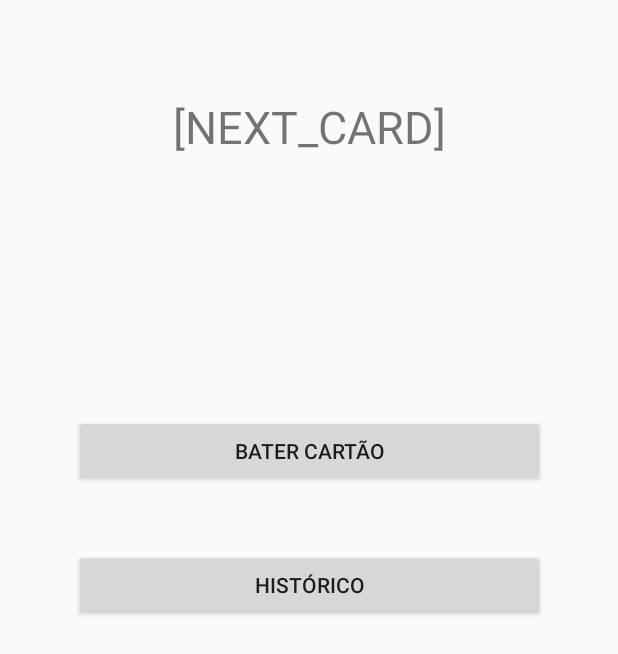
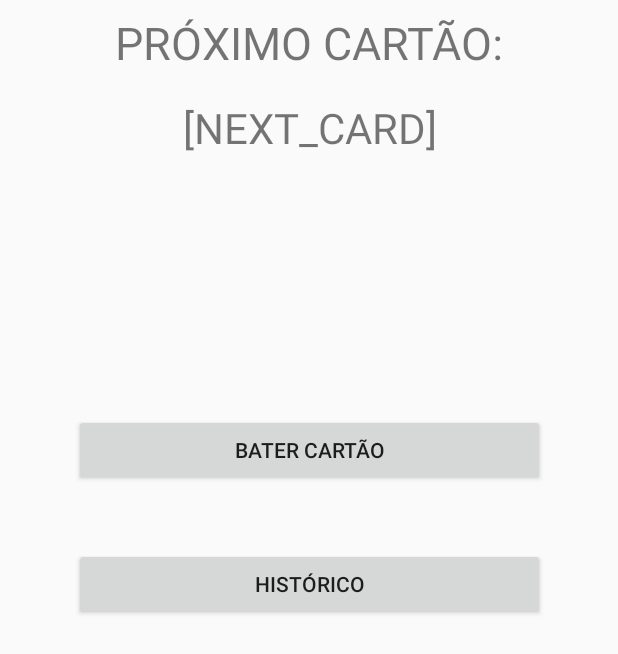
Before and after one commit to PedroRTeles/CheckIn-QaRd, an Android app: the screen it shows after launch (MainActivity), on a phone screen of 412 x 824 dp. Shown: the top 654 px of the screen. Run offline under Robolectric (Android 15) with nearby library versions, the phone set to English and light mode, and no system bars; our stand-ins replace Volley; libraries missing offline, so code that uses them is left out: com.google.zxing.integration; network calls fail.

Commit message:
Show next card type in MainActivity

```diff
--- a/app/src/main/java/br/com/stampstudio/checkinqard/MainActivity.java
+++ b/app/src/main/java/br/com/stampstudio/checkinqard/MainActivity.java
@@ -6,6 +6,7 @@ import android.support.v7.app.AppCompatActivity;
 import android.os.Bundle;
 import android.view.View;
 import android.widget.Button;
+import android.widget.TextView;
 import android.widget.Toast;
 import java.util.HashMap;
 import java.util.Map;
@@ -21,6 +22,7 @@ import com.google.zxing.integration.android.IntentResult;
 
 public class MainActivity extends AppCompatActivity {
     private Button btnCheckin;
+    private TextView txtNextCard;
 
     @Override
     protected void onCreate(Bundle savedInstanceState) {
@@ -28,6 +30,7 @@ public class MainActivity extends AppCompatActivity {
         setContentView(R.layout.activity_main);
 
         btnCheckin = findViewById(R.id.btnCheckin);
+        txtNextCard = findViewById(R.id.txtNextCard);
 
         btnCheckin.setOnClickListener(new View.OnClickListener() {
             @Override
@@ -41,6 +44,40 @@ public class MainActivity extends AppCompatActivity {
                 integrator.initiateScan();
             }
         });
+
+        String nextCardURL = Helper.getConfigValue(this, "nextcard_url");
+
+        RequestQueue nextCard = Volley.newRequestQueue(this);
+
+        StringRequest nextCardRequest = new StringRequest(Request.Method.POST, nextCardURL,
+                new Response.Listener<String>()
+                {
+                    @Override
+                    public void onResponse(String response) {
+                        // response
+                        txtNextCard.setText(response);
+                    }
+                },
+                new Response.ErrorListener()
+                {
+                    @Override
+                    public void onErrorResponse(VolleyError error) {
+                        // error
+                        Toast.makeText(MainActivity.this,  "Opa! Algo deu errado!", Toast.LENGTH_SHORT).show();
+                    }
+                }
+        ) {
+            @Override
+            protected Map<String, String> getParams()
+            {
+                Map<String, String>  params = new HashMap<>();
+                params.put("idEmployee", "1");
+
+                return params;
+            }
+        };
+
+        nextCard.add(nextCardRequest);
     }
 
     @Override
@@ -60,7 +97,6 @@ public class MainActivity extends AppCompatActivity {
                             public void onResponse(String response) {
                                 // response
                                 Toast.makeText(MainActivity.this,  response, Toast.LENGTH_SHORT).show();
-
                             }
                         },
                         new Response.ErrorListener()
@@ -77,7 +113,6 @@ public class MainActivity extends AppCompatActivity {
                     {
                         Map<String, String>  params = new HashMap<>();
                         params.put("idEmployee", "1");
-                        params.put("checkinType", "1");
 
                         return params;
                     }
--- a/app/src/main/res/layout/activity_main.xml
+++ b/app/src/main/res/layout/activity_main.xml
@@ -7,16 +7,33 @@
     tools:context=".MainActivity">
 
     <TextView
-        android:id="@+id/textView"
+        android:id="@+id/textView2"
         android:layout_width="wrap_content"
         android:layout_height="wrap_content"
+        android:layout_marginEnd="8dp"
+        android:layout_marginLeft="8dp"
+        android:layout_marginRight="8dp"
+        android:layout_marginStart="8dp"
+        android:layout_marginTop="8dp"
+        android:text="@string/next_card"
+        android:textSize="30sp"
+        app:layout_constraintEnd_toEndOf="parent"
+        app:layout_constraintStart_toStartOf="parent"
+        app:layout_constraintTop_toTopOf="parent" />
+
+    <TextView
+        android:id="@+id/txtNextCard"
+        android:layout_width="wrap_content"
+        android:layout_height="wrap_content"
+        android:layout_marginTop="8dp"
         android:text="[NEXT_CARD]"
-        android:textSize="30sp"
+        android:textSize="28sp"
         app:layout_constraintBottom_toBottomOf="parent"
+        app:layout_constraintHorizontal_bias="0.502"
         app:layout_constraintLeft_toLeftOf="parent"
         app:layout_constraintRight_toRightOf="parent"
-        app:layout_constraintTop_toTopOf="parent"
-        app:layout_constraintVertical_bias="0.082" />
+        app:layout_constraintTop_toBottomOf="@+id/textView2"
+        app:layout_constraintVertical_bias="0.013" />
 
     <Button
         android:id="@+id/btnCheckin"
@@ -30,7 +47,7 @@
         android:text="@string/checkin"
         app:layout_constraintEnd_toEndOf="parent"
         app:layout_constraintStart_toStartOf="parent"
-        app:layout_constraintTop_toBottomOf="@+id/textView" />
+        app:layout_constraintTop_toBottomOf="@+id/txtNextCard" />
 
     <Button
         android:id="@+id/btnHistory"
--- a/app/src/main/res/values/strings.xml
+++ b/app/src/main/res/values/strings.xml
@@ -2,4 +2,5 @@
     <string name="app_name">Check In QaRd</string>
     <string name="checkin">Bater Cartão</string>
     <string name="history">Histórico</string>
+    <string name="next_card">PRÓXIMO CARTÃO:</string>
 </resources>
```
